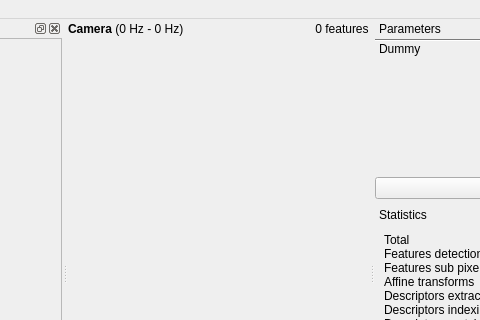
Qt form src/abot_find/src/ui/mainWindow.ui (bfmhno3/abot) before a commit; both pictures show x 146 to 626 and y 0 to 320 of the 881 by 552 pixel window.
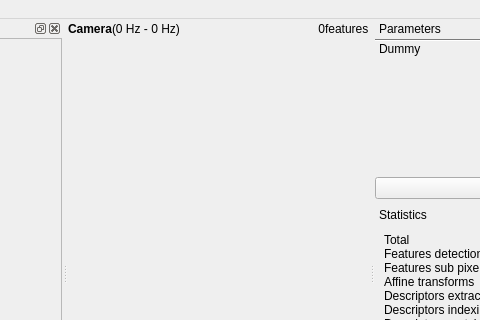
The same form after that commit. Icons and pictures are not drawn. Custom widgets are drawn as their Qt base class.

What changed in the file:
```diff
--- a/src/abot_find/src/ui/mainWindow.ui
+++ b/src/abot_find/src/ui/mainWindow.ui
@@ -52,7 +52,7 @@
          <item>
           <widget class="QLabel" name="label_timeRefreshRate">
            <property name="text">
-            <string> (0 Hz - 0 Hz)</string>
+                                                <string>(0 Hz - 0 Hz)</string>
            </property>
           </widget>
          </item>
@@ -102,7 +102,7 @@
          <item>
           <widget class="QLabel" name="label_15">
            <property name="text">
-            <string> features</string>
+                                                <string>features</string>
            </property>
           </widget>
          </item>
```
Left out of the diff: 21 changed lines with no effect on the pictures. Lines whose indentation alone changed are shown as unchanged.
